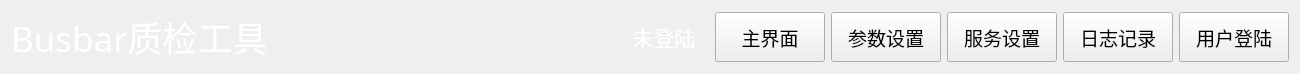
This is ProductEvalTool/qc-busbar/navbarwid.ui in ChinaClever/ProductEvalTool as Qt 5 draws it before an edit. The edited form follows.
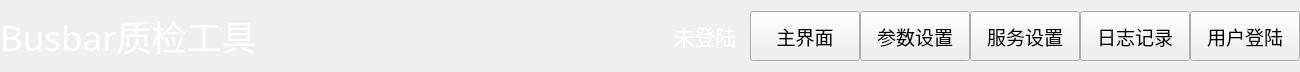
This is the edited form.

The edit to the form file:
```diff
--- a/ProductEvalTool/qc-busbar/navbarwid.ui
+++ b/ProductEvalTool/qc-busbar/navbarwid.ui
@@ -14,6 +14,21 @@
    <string>Form</string>
   </property>
   <layout class="QGridLayout" name="gridLayout">
+   <property name="leftMargin">
+    <number>0</number>
+   </property>
+   <property name="topMargin">
+    <number>0</number>
+   </property>
+   <property name="rightMargin">
+    <number>0</number>
+   </property>
+   <property name="bottomMargin">
+    <number>0</number>
+   </property>
+   <property name="spacing">
+    <number>0</number>
+   </property>
    <item row="0" column="0">
     <widget class="QLabel" name="label">
      <property name="font">
```
